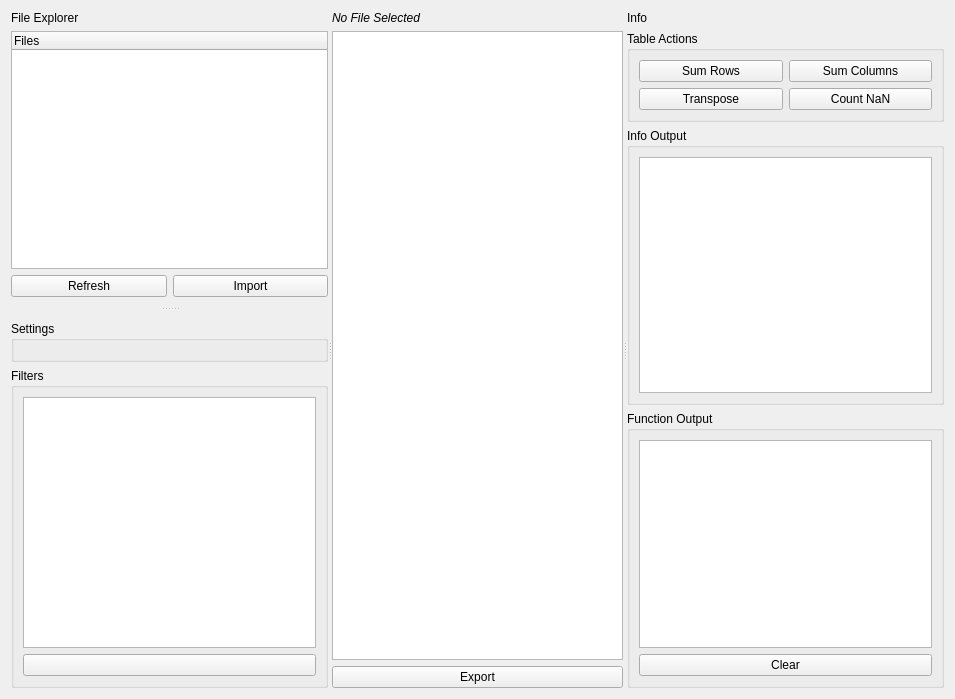
Qt form ui/FileViewerWidget.ui (danielhsu021202/PythonCBAS) before a commit.
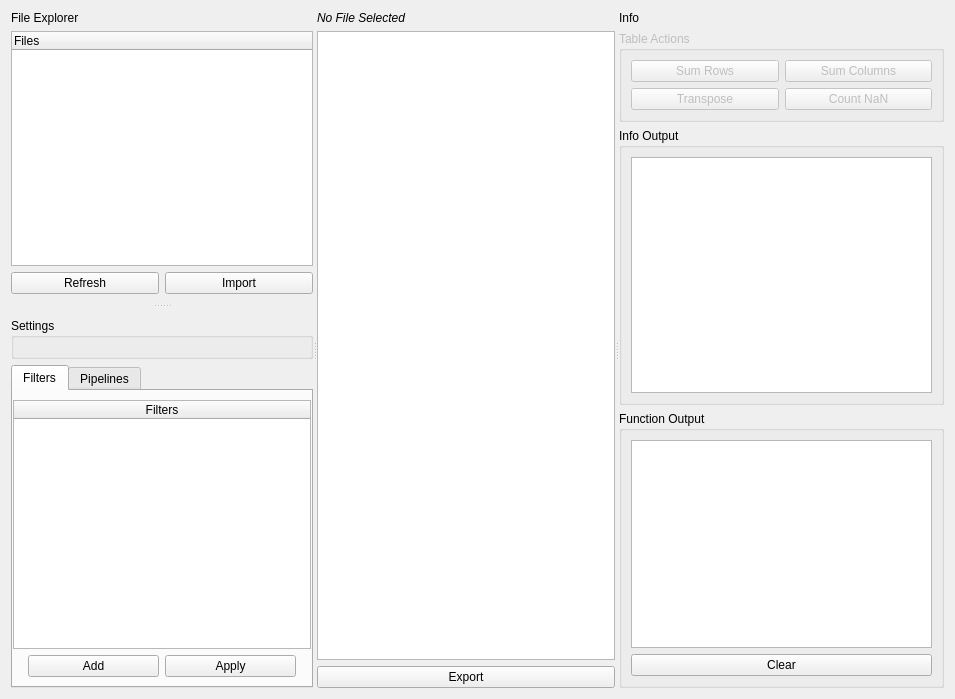
The same form after that commit. Icons and pictures are not drawn.

Commit message: Updated UI, all table functions now part of PandasTable class. Set up for filtering

Patch:
```diff
--- a/ui/FileViewerWidget.ui
+++ b/ui/FileViewerWidget.ui
@@ -108,6 +108,9 @@
         <property name="topMargin">
          <number>10</number>
         </property>
+        <property name="bottomMargin">
+         <number>0</number>
+        </property>
         <item>
          <widget class="QGroupBox" name="settingsBox">
           <property name="title">
@@ -117,16 +120,102 @@
          </widget>
         </item>
         <item>
-         <widget class="QGroupBox" name="filterBox">
-          <property name="title">
+         <widget class="QTabWidget" name="tabWidget">
+          <property name="tabPosition">
+           <enum>QTabWidget::North</enum>
+          </property>
+          <property name="tabShape">
+           <enum>QTabWidget::Rounded</enum>
+          </property>
+          <property name="currentIndex">
+           <number>0</number>
+          </property>
+          <property name="usesScrollButtons">
+           <bool>false</bool>
+          </property>
+          <widget class="QWidget" name="ViewFiltersTab">
+           <attribute name="title">
            <string>Filters</string>
-          </property>
+           </attribute>
           <layout class="QVBoxLayout" name="verticalLayout_5">
+            <property name="leftMargin">
+             <number>0</number>
+            </property>
+            <property name="rightMargin">
+             <number>0</number>
+            </property>
            <item>
-            <widget class="QListView" name="listView"/>
-           </item>
+             <widget class="QTableWidget" name="filterTable">
+              <property name="dragEnabled">
+               <bool>true</bool>
+              </property>
+              <property name="dragDropOverwriteMode">
+               <bool>true</bool>
+              </property>
+              <property name="dragDropMode">
+               <enum>QAbstractItemView::InternalMove</enum>
+              </property>
+              <property name="alternatingRowColors">
+               <bool>true</bool>
+              </property>
+              <attribute name="horizontalHeaderVisible">
+               <bool>true</bool>
+              </attribute>
+              <attribute name="horizontalHeaderStretchLastSection">
+               <bool>true</bool>
+              </attribute>
+              <attribute name="verticalHeaderVisible">
+               <bool>false</bool>
+              </attribute>
+              <column>
+               <property name="text">
+                <string>Filters</string>
+               </property>
+              </column>
+             </widget>
+            </item>
+            <item>
+             <layout class="QHBoxLayout" name="horizontalLayout_5">
+              <property name="leftMargin">
+               <number>15</number>
+              </property>
+              <property name="rightMargin">
+               <number>15</number>
+              </property>
+              <property name="bottomMargin">
+               <number>0</number>
+              </property>
            <item>
             <widget class="QPushButton" name="addFilterButton">
+                <property name="text">
+                 <string>Add</string>
+                </property>
+               </widget>
+              </item>
+              <item>
+               <widget class="QPushButton" name="applyFiltersButton">
+                <property name="text">
+                 <string>Apply</string>
+                </property>
+               </widget>
+              </item>
+             </layout>
+            </item>
+           </layout>
+          </widget>
+          <widget class="QWidget" name="PipelineTab">
+           <attribute name="title">
+            <string>Pipelines</string>
+           </attribute>
+           <widget class="QPushButton" name="addFilterButton_2">
+            <property name="geometry">
+             <rect>
+              <x>10</x>
+              <y>90</y>
+              <width>246</width>
+              <height>32</height>
+             </rect>
+            </property>
              <property name="toolTip">
               <string>Add Filter</string>
              </property>
@@ -141,8 +230,7 @@
               <bool>false</bool>
              </property>
             </widget>
-           </item>
-          </layout>
+          </widget>
          </widget>
         </item>
        </layout>
@@ -168,7 +256,11 @@
           <number>0</number>
          </property>
          <item>
-          <widget class="QTableWidget" name="dataTable"/>
+          <widget class="QTableWidget" name="dataTable">
+           <property name="alternatingRowColors">
+            <bool>true</bool>
+           </property>
+          </widget>
          </item>
         </layout>
        </item>
@@ -199,6 +291,9 @@
        </item>
        <item>
         <widget class="QGroupBox" name="actionsBox">
+         <property name="enabled">
+          <bool>false</bool>
+         </property>
          <property name="title">
           <string>Table Actions</string>
          </property>
```
Lines whose indentation alone changed are shown as unchanged. The commit also changes 8 other files.
